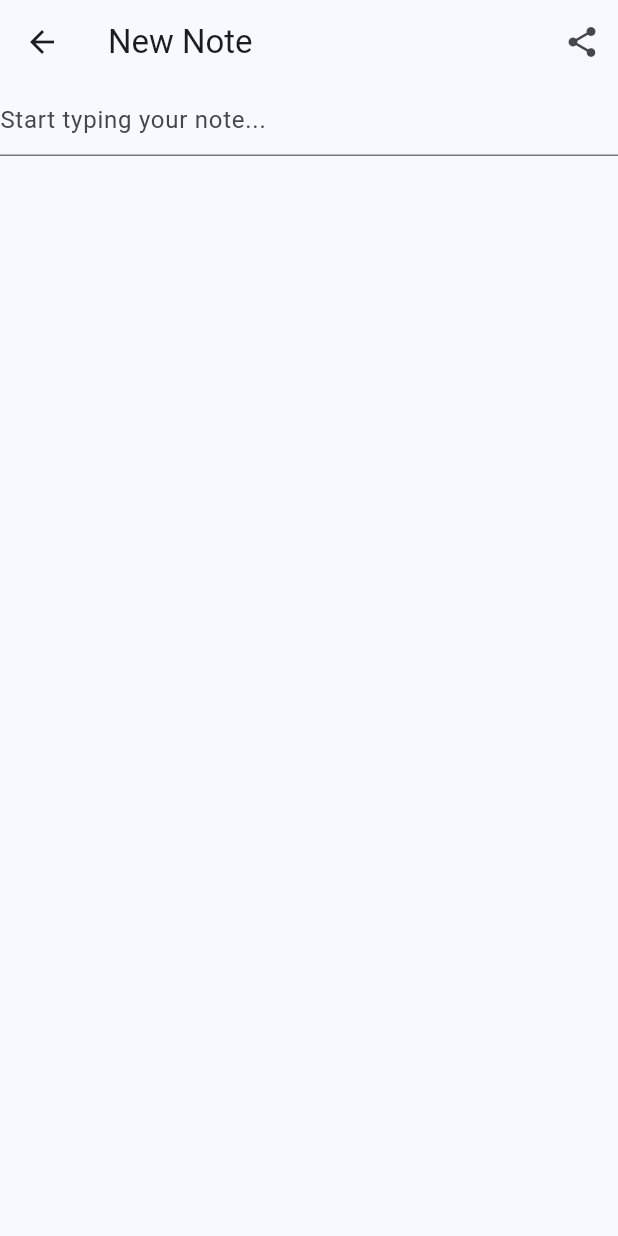
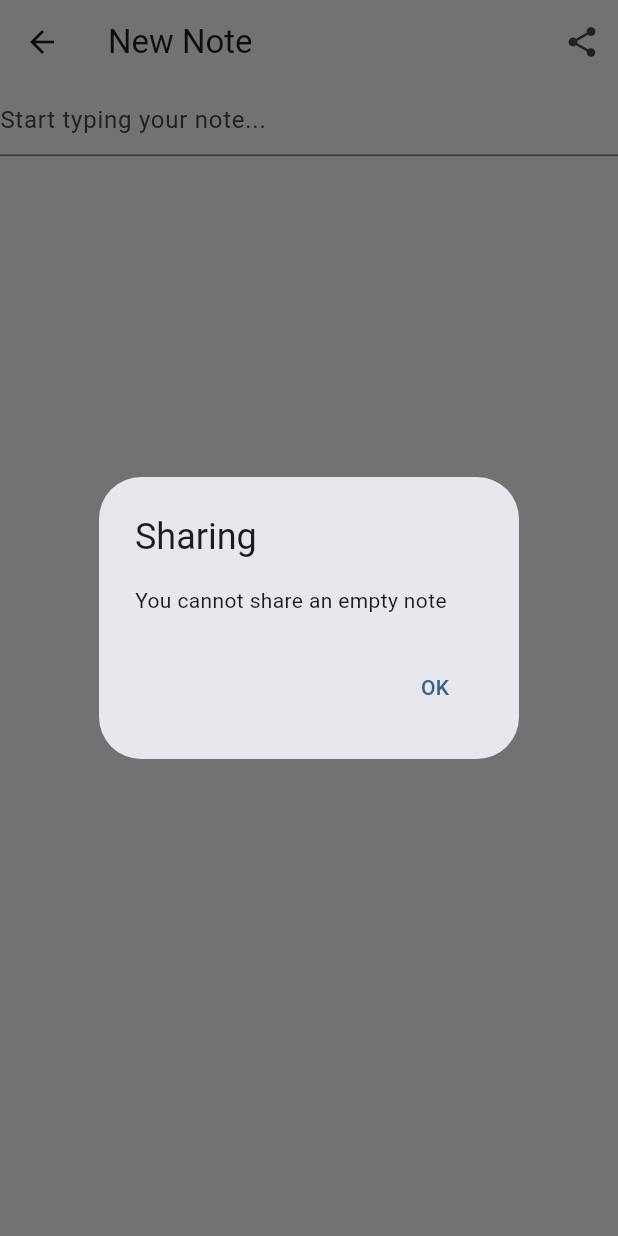
Before and after one commit to alfimonth/mynotes, a Flutter app: the CreateUpdateNoteView screen opened by its route, after a tap on the "share" icon, on a phone screen of 412 x 824 dp. Run offline on Flutter 3.47's test engine with Material 3 defaults, Android fonts, the phone set to English and light mode, and no system bars; our stand-ins replace cloud_firestore, firebase_auth, firebase_core; accounts and stored records are empty.

Commit message:
feat(share): implement cannot share dialog

```diff
--- a/lib/views/notes/create_update_note_view.dart
+++ b/lib/views/notes/create_update_note_view.dart
@@ -1,5 +1,6 @@
 import 'package:flutter/material.dart';
 import 'package:mynotes/service/auth/auth_service.dart';
+import 'package:mynotes/utilities/dialogs/cannot_share_empty_note_dialog.dart';
 import 'package:mynotes/utilities/generic/get_arguments.dart';
 import 'package:mynotes/service/cloud/cloud_note.dart';
 // import 'package:mynotes/service/cloud/cloud_storage_exceptions.dart';
@@ -86,7 +87,17 @@ class _CreateUpdateNoteViewState extends State<CreateUpdateNoteView> {
     return Scaffold(
       appBar: AppBar(
         title: const Text('New Note'),
-        actions: [IconButton(onPressed: () {}, icon: const Icon(Icons.share))],
+        actions: [
+          IconButton(
+            onPressed: () async {
+              final text = _textController.text;
+              if (_note == null || text.isEmpty) {
+                await showCannotShareEmptyNoteDialog(context);
+              }
+            },
+            icon: const Icon(Icons.share),
+          ),
+        ],
       ),
       body: FutureBuilder(
         future: createOrGetExitingNote(context),
```
